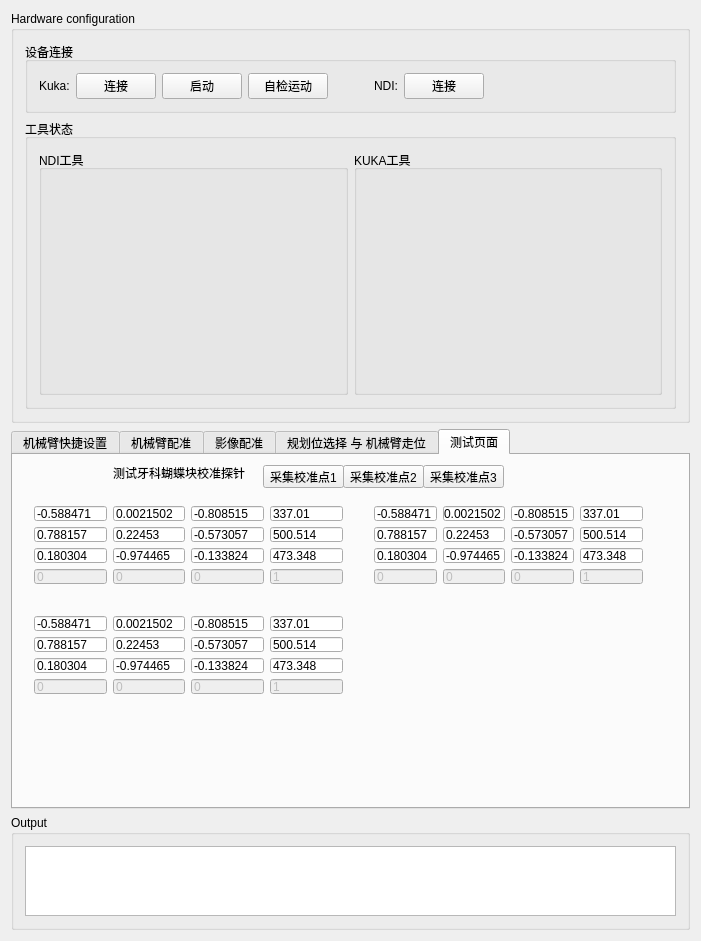
First picture: the form in Plugins/org.mitk.lancet.surgicalsimulate/src/internal/SurgicalSimulateControls.ui, repository zhaomengxiao/LancetMITK-Adition, before the edit.
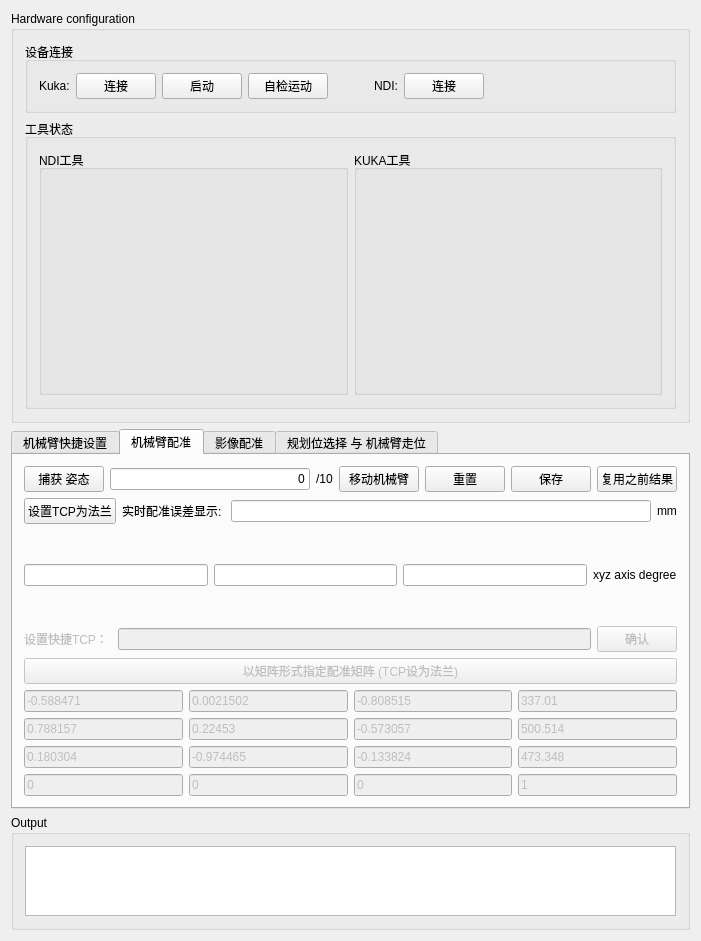
Second picture: the form after the edit. The open tabs and pages were chosen to show the change. Custom widgets are drawn as their Qt base class.

Commit message: Fix(surgicalSimulate): frobot registration non rotation matrix

Diff of the .ui file:
```diff
--- a/Plugins/org.mitk.lancet.surgicalsimulate/src/internal/SurgicalSimulateControls.ui
+++ b/Plugins/org.mitk.lancet.surgicalsimulate/src/internal/SurgicalSimulateControls.ui
@@ -7,7 +7,7 @@
     <x>0</x>
     <y>0</y>
     <width>701</width>
-    <height>789</height>
+    <height>815</height>
    </rect>
   </property>
   <property name="minimumSize">
@@ -408,7 +408,7 @@
          <item>
           <widget class="QPushButton" name="pushButton_captureRobot">
            <property name="text">
-            <string>捕获姿态</string>
+            <string>捕获 姿态</string>
            </property>
           </widget>
          </item>
@@ -526,6 +526,9 @@
         <layout class="QGridLayout" name="gridLayout_11">
          <item row="0" column="0">
           <widget class="QLineEdit" name="lineEdit_manualRoboregis_0">
+           <property name="enabled">
+            <bool>false</bool>
+           </property>
            <property name="text">
             <string>-0.588471</string>
            </property>
@@ -533,6 +536,9 @@
          </item>
          <item row="0" column="1">
           <widget class="QLineEdit" name="lineEdit_manualRoboregis_1">
+           <property name="enabled">
+            <bool>false</bool>
+           </property>
            <property name="text">
             <string>0.0021502</string>
            </property>
@@ -540,6 +546,9 @@
          </item>
          <item row="0" column="2">
           <widget class="QLineEdit" name="lineEdit_manualRoboregis_2">
+           <property name="enabled">
+            <bool>false</bool>
+           </property>
            <property name="text">
             <string>-0.808515</string>
            </property>
@@ -547,6 +556,9 @@
          </item>
          <item row="0" column="3">
           <widget class="QLineEdit" name="lineEdit_manualRoboregis_3">
+           <property name="enabled">
+            <bool>false</bool>
+           </property>
            <property name="text">
             <string>337.01</string>
            </property>
@@ -554,6 +566,9 @@
          </item>
          <item row="1" column="0">
           <widget class="QLineEdit" name="lineEdit_manualRoboregis_4">
+           <property name="enabled">
+            <bool>false</bool>
+           </property>
            <property name="text">
             <string>0.788157</string>
            </property>
@@ -561,6 +576,9 @@
          </item>
          <item row="1" column="1">
           <widget class="QLineEdit" name="lineEdit_manualRoboregis_5">
+           <property name="enabled">
+            <bool>false</bool>
+           </property>
            <property name="text">
             <string>0.22453</string>
            </property>
@@ -568,6 +586,9 @@
          </item>
          <item row="1" column="2">
           <widget class="QLineEdit" name="lineEdit_manualRoboregis_6">
+           <property name="enabled">
+            <bool>false</bool>
+           </property>
            <property name="text">
             <string>-0.573057</string>
            </property>
@@ -575,6 +596,9 @@
          </item>
          <item row="1" column="3">
           <widget class="QLineEdit" name="lineEdit_manualRoboregis_7">
+           <property name="enabled">
+            <bool>false</bool>
+           </property>
            <property name="text">
             <string>500.514</string>
            </property>
@@ -582,6 +606,9 @@
          </item>
          <item row="2" column="0">
           <widget class="QLineEdit" name="lineEdit_manualRoboregis_8">
+           <property name="enabled">
+            <bool>false</bool>
+           </property>
            <property name="text">
             <string>0.180304</string>
            </property>
@@ -589,6 +616,9 @@
          </item>
          <item row="2" column="1">
           <widget class="QLineEdit" name="lineEdit_manualRoboregis_9">
+           <property name="enabled">
+            <bool>false</bool>
+           </property>
            <property name="text">
             <string>-0.974465</string>
            </property>
@@ -596,6 +626,9 @@
          </item>
          <item row="2" column="2">
           <widget class="QLineEdit" name="lineEdit_manualRoboregis_10">
+           <property name="enabled">
+            <bool>false</bool>
+           </property>
            <property name="text">
             <string>-0.133824</string>
            </property>
@@ -603,6 +636,9 @@
          </item>
          <item row="2" column="3">
           <widget class="QLineEdit" name="lineEdit_manualRoboregis_11">
+           <property name="enabled">
+            <bool>false</bool>
+           </property>
            <property name="text">
             <string>473.348</string>
            </property>
@@ -654,16 +690,26 @@
         <layout class="QHBoxLayout" name="horizontalLayout_10">
          <item>
           <widget class="QLabel" name="label_17">
+           <property name="enabled">
+            <bool>false</bool>
+           </property>
            <property name="text">
             <string>设置快捷TCP： </string>
            </property>
           </widget>
          </item>
          <item>
-          <widget class="QLineEdit" name="lineEdit_tcp"/>
+          <widget class="QLineEdit" name="lineEdit_tcp">
+           <property name="enabled">
+            <bool>false</bool>
+           </property>
+          </widget>
          </item>
          <item>
           <widget class="QPushButton" name="pushButton_setTCP">
+           <property name="enabled">
+            <bool>false</bool>
+           </property>
            <property name="text">
             <string>确认</string>
            </property>
@@ -673,6 +719,9 @@
        </item>
        <item row="3" column="0">
         <widget class="QPushButton" name="pushButton_roboRegisManual">
+         <property name="enabled">
+          <bool>false</bool>
+         </property>
          <property name="text">
           <string>以矩阵形式指定配准矩阵 (TCP设为法兰)</string>
          </property>
@@ -1149,471 +1198,6 @@
        </item>
       </layout>
      </widget>
-     <widget class="QWidget" name="tab_5">
-      <attribute name="title">
-       <string>测试页面</string>
-      </attribute>
-      <widget class="QPushButton" name="pushButton_touchP1">
-       <property name="geometry">
-        <rect>
-         <x>250</x>
-         <y>10</y>
-         <width>81</width>
-         <height>23</height>
-        </rect>
-       </property>
-       <property name="text">
-        <string>采集校准点1</string>
-       </property>
-      </widget>
-      <widget class="QPushButton" name="pushButton_touchP2">
-       <property name="geometry">
-        <rect>
-         <x>330</x>
-         <y>10</y>
-         <width>81</width>
-         <height>23</height>
-        </rect>
-       </property>
-       <property name="text">
-        <string>采集校准点2</string>
-       </property>
-      </widget>
-      <widget class="QPushButton" name="pushButton_touchP3">
-       <property name="geometry">
-        <rect>
-         <x>410</x>
-         <y>10</y>
-         <width>81</width>
-         <height>23</height>
-        </rect>
-       </property>
-       <property name="text">
-        <string>采集校准点3</string>
-       </property>
-      </widget>
-      <widget class="QLabel" name="label_7">
-       <property name="geometry">
-        <rect>
-         <x>100</x>
-         <y>10</y>
-         <width>141</width>
-         <height>16</height>
-        </rect>
-       </property>
-       <property name="text">
-        <string>测试牙科蝴蝶块校准探针</string>
-       </property>
-      </widget>
-      <widget class="QWidget" name="layoutWidget_5">
-       <property name="geometry">
-        <rect>
-         <x>10</x>
-         <y>40</y>
-         <width>331</width>
-         <height>100</height>
-        </rect>
-       </property>
-       <layout class="QGridLayout" name="gridLayout_16">
-        <item row="0" column="0">
-         <widget class="QLineEdit" name="lineEdit_path1_0">
-          <property name="text">
-           <string>-0.588471</string>
-          </property>
-         </widget>
-        </item>
-        <item row="0" column="1">
-         <widget class="QLineEdit" name="lineEdit_path1_4">
-          <property name="text">
-           <string>0.0021502</string>
-          </property>
-         </widget>
-        </item>
-        <item row="0" column="2">
-         <widget class="QLineEdit" name="lineEdit_path1_8">
-          <property name="text">
-           <string>-0.808515</string>
-          </property>
-         </widget>
-        </item>
-        <item row="0" column="3">
-         <widget class="QLineEdit" name="lineEdit_path1_12">
-          <property name="text">
-           <string>337.01</string>
-          </property>
-         </widget>
-        </item>
-        <item row="1" column="0">
-         <widget class="QLineEdit" name="lineEdit_path1_1">
-          <property name="text">
-           <string>0.788157</string>
-          </property>
-         </widget>
-        </item>
-        <item row="1" column="1">
-         <widget class="QLineEdit" name="lineEdit_path1_5">
-          <property name="text">
-           <string>0.22453</string>
-          </property>
-         </widget>
-        </item>
-        <item row="1" column="2">
-         <widget class="QLineEdit" name="lineEdit_path1_9">
-          <property name="text">
-           <string>-0.573057</string>
-          </property>
-         </widget>
-        </item>
-        <item row="1" column="3">
-         <widget class="QLineEdit" name="lineEdit_path1_13">
-          <property name="text">
-           <string>500.514</string>
-          </property>
-         </widget>
-        </item>
-        <item row="2" column="0">
-         <widget class="QLineEdit" name="lineEdit_path1_2">
-          <property name="text">
-           <string>0.180304</string>
-          </property>
-         </widget>
-        </item>
-        <item row="2" column="1">
-         <widget class="QLineEdit" name="lineEdit_path1_6">
-          <property name="text">
-           <string>-0.974465</string>
-          </property>
-         </widget>
-        </item>
-        <item row="2" column="2">
-         <widget class="QLineEdit" name="lineEdit_path1_10">
-          <property name="text">
-           <string>-0.133824</string>
-          </property>
-         </widget>
-        </item>
-        <item row="2" column="3">
-         <widget class="QLineEdit" name="lineEdit_path1_14">
-          <property name="text">
-           <string>473.348</string>
-          </property>
-         </widget>
-        </item>
-        <item row="3" column="0">
-         <widget class="QLineEdit" name="lineEdit_path1_3">
-          <property name="enabled">
-           <bool>false</bool>
-          </property>
-          <property name="text">
-           <string>0</string>
-          </property>
-         </widget>
-        </item>
-        <item row="3" column="1">
-         <widget class="QLineEdit" name="lineEdit_path1_7">
-          <property name="enabled">
-           <bool>false</bool>
-          </property>
-          <property name="text">
-           <string>0</string>
-          </property>
-         </widget>
-        </item>
-        <item row="3" column="2">
-         <widget class="QLineEdit" name="lineEdit_path1_11">
-          <property name="enabled">
-           <bool>false</bool>
-          </property>
-          <property name="text">
-           <string>0</string>
-          </property>
-         </widget>
-        </item>
-        <item row="3" column="3">
-         <widget class="QLineEdit" name="lineEdit_path1_15">
-          <property name="enabled">
-           <bool>false</bool>
-          </property>
-          <property name="text">
-           <string>1</string>
-          </property>
-         </widget>
-        </item>
-       </layout>
-      </widget>
-      <widget class="QWidget" name="layoutWidget_6">
-       <property name="geometry">
-        <rect>
-         <x>10</x>
-         <y>150</y>
-         <width>331</width>
-         <height>100</height>
-        </rect>
-       </property>
-       <layout class="QGridLayout" name="gridLayout_17">
-        <item row="0" column="0">
-         <widget class="QLineEdit" name="lineEdit_path2_0">
-          <property name="text">
-           <string>-0.588471</string>
-          </property>
-         </widget>
-        </item>
-        <item row="0" column="1">
-         <widget class="QLineEdit" name="lineEdit_path2_4">
-          <property name="text">
-           <string>0.0021502</string>
-          </property>
-         </widget>
-        </item>
-        <item row="0" column="2">
-         <widget class="QLineEdit" name="lineEdit_path2_8">
-          <property name="text">
-           <string>-0.808515</string>
-          </property>
-         </widget>
-        </item>
-        <item row="0" column="3">
-         <widget class="QLineEdit" name="lineEdit_path2_12">
-          <property name="text">
-           <string>337.01</string>
-          </property>
-         </widget>
-        </item>
-        <item row="1" column="0">
-         <widget class="QLineEdit" name="lineEdit_path2_1">
-          <property name="text">
-           <string>0.788157</string>
-          </property>
-         </widget>
-        </item>
-        <item row="1" column="1">
-         <widget class="QLineEdit" name="lineEdit_path2_5">
-          <property name="text">
-           <string>0.22453</string>
-          </property>
-         </widget>
-        </item>
-        <item row="1" column="2">
-         <widget class="QLineEdit" name="lineEdit_path2_9">
-          <property name="text">
-           <string>-0.573057</string>
-          </property>
-         </widget>
-        </item>
-        <item row="1" column="3">
-         <widget class="QLineEdit" name="lineEdit_path2_13">
-          <property name="text">
-           <string>500.514</string>
-          </property>
-         </widget>
-        </item>
-        <item row="2" column="0">
-         <widget class="QLineEdit" name="lineEdit_path2_2">
-          <property name="text">
-           <string>0.180304</string>
-          </property>
-         </widget>
-        </item>
-        <item row="2" column="1">
-         <widget class="QLineEdit" name="lineEdit_path2_6">
-          <property name="text">
-           <string>-0.974465</string>
-          </property>
-         </widget>
-        </item>
-        <item row="2" column="2">
-         <widget class="QLineEdit" name="lineEdit_path2_10">
-          <property name="text">
-           <string>-0.133824</string>
-          </property>
-         </widget>
-        </item>
-        <item row="2" column="3">
-         <widget class="QLineEdit" name="lineEdit_path2_14">
-          <property name="text">
-           <string>473.348</string>
-          </property>
-         </widget>
-        </item>
-        <item row="3" column="0">
-         <widget class="QLineEdit" name="lineEdit_path2_3">
-          <property name="enabled">
-           <bool>false</bool>
-          </property>
-          <property name="text">
-           <string>0</string>
-          </property>
-         </widget>
-        </item>
-        <item row="3" column="1">
-         <widget class="QLineEdit" name="lineEdit_path2_7">
-          <property name="enabled">
-           <bool>false</bool>
-          </property>
-          <property name="text">
-           <string>0</string>
-          </property>
-         </widget>
-        </item>
-        <item row="3" column="2">
-         <widget class="QLineEdit" name="lineEdit_path2_11">
-          <property name="enabled">
-           <bool>false</bool>
-          </property>
-          <property name="text">
-           <string>0</string>
-          </property>
-         </widget>
-        </item>
-        <item row="3" column="3">
-         <widget class="QLineEdit" name="lineEdit_path2_15">
-          <property name="enabled">
-           <bool>false</bool>
-          </property>
-          <property name="text">
-           <string>1</string>
-          </property>
-         </widget>
-        </item>
-       </layout>
-      </widget>
-      <widget class="QWidget" name="layoutWidget_7">
-       <property name="geometry">
-        <rect>
-         <x>350</x>
-         <y>40</y>
-         <width>291</width>
-         <height>100</height>
-        </rect>
-       </property>
-       <layout class="QGridLayout" name="gridLayout_18">
-        <item row="0" column="0">
-         <widget class="QLineEdit" name="lineEdit_path3_0">
-          <property name="text">
-           <string>-0.588471</string>
-          </property>
-         </widget>
-        </item>
-        <item row="0" column="1">
-         <widget class="QLineEdit" name="lineEdit_path3_4">
-          <property name="text">
-           <string>0.0021502</string>
-          </property>
-         </widget>
-        </item>
-        <item row="0" column="2">
-         <widget class="QLineEdit" name="lineEdit_path3_8">
-          <property name="text">
-           <string>-0.808515</string>
-          </property>
-         </widget>
-        </item>
-        <item row="0" column="3">
-         <widget class="QLineEdit" name="lineEdit_path3_12">
-          <property name="text">
-           <string>337.01</string>
-          </property>
-         </widget>
-        </item>
-        <item row="1" column="0">
-         <widget class="QLineEdit" name="lineEdit_path3_1">
-          <property name="text">
-           <string>0.788157</string>
-          </property>
-         </widget>
-        </item>
-        <item row="1" column="1">
-         <widget class="QLineEdit" name="lineEdit_path3_5">
-          <property name="text">
-           <string>0.22453</string>
-          </property>
-         </widget>
-        </item>
-        <item row="1" column="2">
-         <widget class="QLineEdit" name="lineEdit_path3_9">
-          <property name="text">
-           <string>-0.573057</string>
-          </property>
-         </widget>
-        </item>
-        <item row="1" column="3">
-         <widget class="QLineEdit" name="lineEdit_path3_13">
-          <property name="text">
-           <string>500.514</string>
-          </property>
-         </widget>
-        </item>
-        <item row="2" column="0">
-         <widget class="QLineEdit" name="lineEdit_path3_2">
-          <property name="text">
-           <string>0.180304</string>
-          </property>
-         </widget>
-        </item>
-        <item row="2" column="1">
-         <widget class="QLineEdit" name="lineEdit_path3_6">
-          <property name="text">
-           <string>-0.974465</string>
-          </property>
-         </widget>
-        </item>
-        <item row="2" column="2">
-         <widget class="QLineEdit" name="lineEdit_path3_10">
-          <property name="text">
-           <string>-0.133824</string>
-          </property>
-         </widget>
-        </item>
-        <item row="2" column="3">
-         <widget class="QLineEdit" name="lineEdit_path3_14">
-          <property name="text">
-           <string>473.348</string>
-          </property>
-         </widget>
-        </item>
-        <item row="3" column="0">
-         <widget class="QLineEdit" name="lineEdit_path3_3">
-          <property name="enabled">
-           <bool>false</bool>
-          </property>
-          <property name="text">
-           <string>0</string>
-          </property>
-         </widget>
-        </item>
-        <item row="3" column="1">
-         <widget class="QLineEdit" name="lineEdit_path3_7">
-          <property name="enabled">
-           <bool>false</bool>
-          </property>
-          <property name="text">
-           <string>0</string>
-          </property>
-         </widget>
-        </item>
-        <item row="3" column="2">
-         <widget class="QLineEdit" name="lineEdit_path3_11">
-          <property name="enabled">
-           <bool>false</bool>
-          </property>
-          <property name="text">
-           <string>0</string>
-          </property>
-         </widget>
-        </item>
-        <item row="3" column="3">
-         <widget class="QLineEdit" name="lineEdit_path3_15">
-          <property name="enabled">
-           <bool>false</bool>
-          </property>
-          <property name="text">
-           <string>1</string>
-          </property>
-         </widget>
-        </item>
-       </layout>
-      </widget>
-     </widget>
     </widget>
    </item>
   </layout>
```
Left out of the diff: 28 changed lines with no effect on the pictures. The commit also changes 2 other files.
